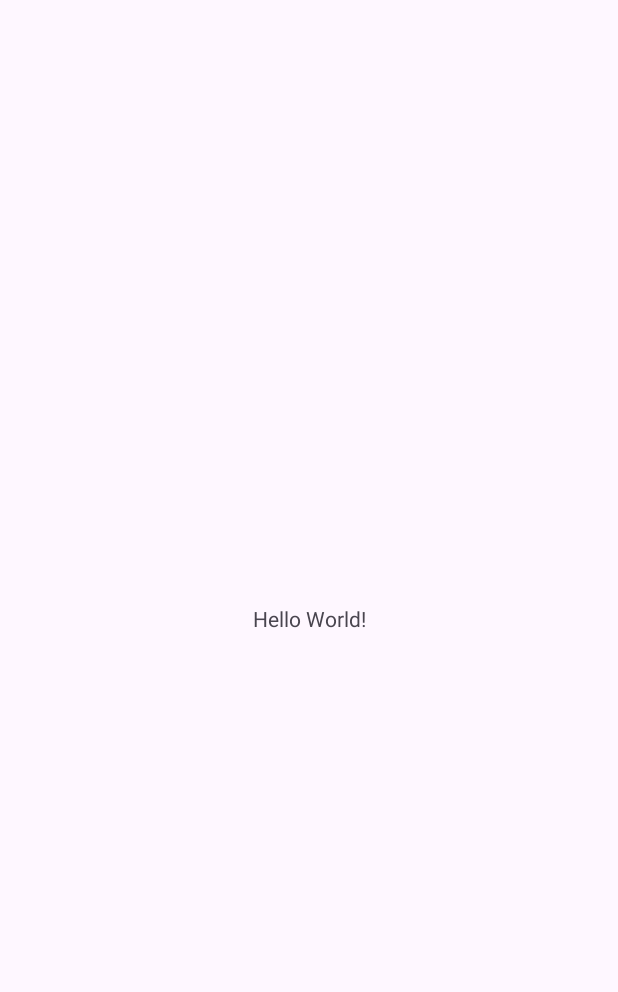
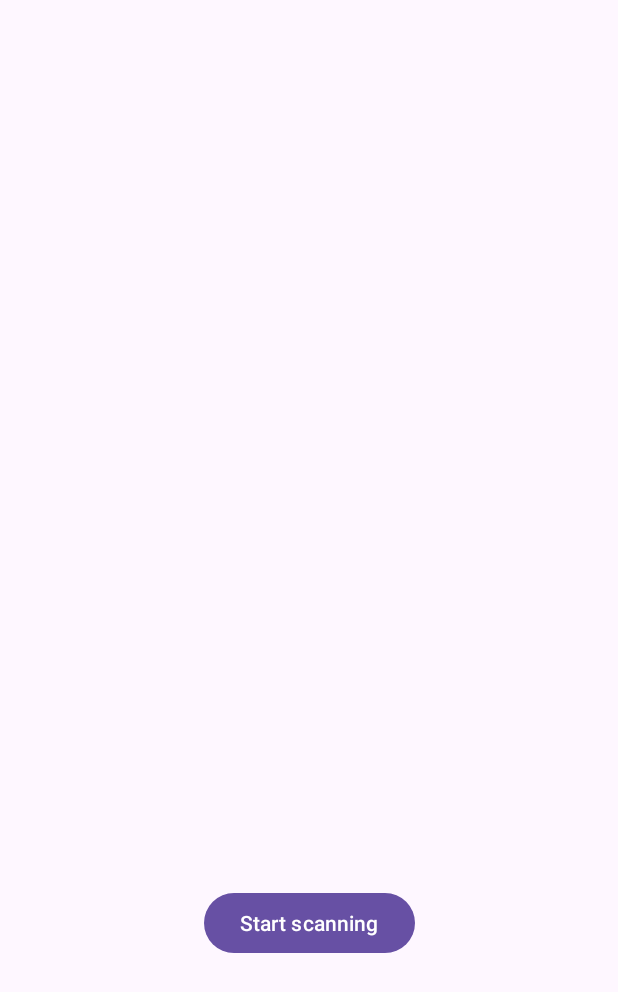
Before and after one commit to lovroDuranec/BatchCodeCaptureApp, an Android app: the screen it shows after launch (MainActivity), on a phone screen of 412 x 824 dp. Before the commit the part shown is almost empty. Shown: the top 992 px of the screen. Run offline under Robolectric (Android 15) with nearby library versions, the phone set to English and light mode, and no system bars.

Commit message:
Implemented button_move_to_scanning husk.

```diff
--- a/app/src/main/java/com/example/batchcodecapture/MainActivity.java
+++ b/app/src/main/java/com/example/batchcodecapture/MainActivity.java
@@ -1,6 +1,8 @@
 package com.example.batchcodecapture;
 
+import android.content.Intent;
 import android.os.Bundle;
+import android.widget.Button;
 
 import androidx.activity.EdgeToEdge;
 import androidx.appcompat.app.AppCompatActivity;
@@ -10,6 +12,7 @@ import androidx.core.view.WindowInsetsCompat;
 
 public class MainActivity extends AppCompatActivity {
 
+    Button button_move_to_scanning;
     @Override
     protected void onCreate(Bundle savedInstanceState) {
         super.onCreate(savedInstanceState);
@@ -20,5 +23,20 @@ public class MainActivity extends AppCompatActivity {
             v.setPadding(systemBars.left, systemBars.top, systemBars.right, systemBars.bottom);
             return insets;
         });
+
+        button_move_to_scanning = findViewById(R.id.button_move_to_scanning);
+        button_move_to_scanning.setOnClickListener(v ->{
+
+
+        });
+
+
+
     }
+
+
+
+
+
+
 }
--- a/app/src/main/res/layout/activity_main.xml
+++ b/app/src/main/res/layout/activity_main.xml
@@ -7,13 +7,15 @@
     android:layout_height="match_parent"
     tools:context=".MainActivity">
 
-    <TextView
+    <Button
+        android:id="@+id/button_move_to_scanning"
         android:layout_width="wrap_content"
         android:layout_height="wrap_content"
-        android:text="Hello World!"
+        android:text="Start scanning"
         app:layout_constraintBottom_toBottomOf="parent"
         app:layout_constraintEnd_toEndOf="parent"
         app:layout_constraintStart_toStartOf="parent"
-        app:layout_constraintTop_toTopOf="parent" />
+        app:layout_constraintTop_toTopOf="parent"
+        app:layout_constraintVertical_bias="0.762" />
 
 </androidx.constraintlayout.widget.ConstraintLayout>
```
